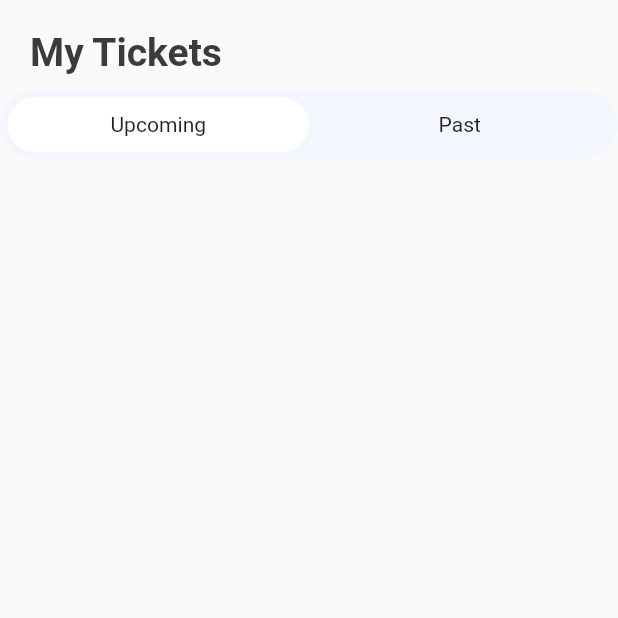
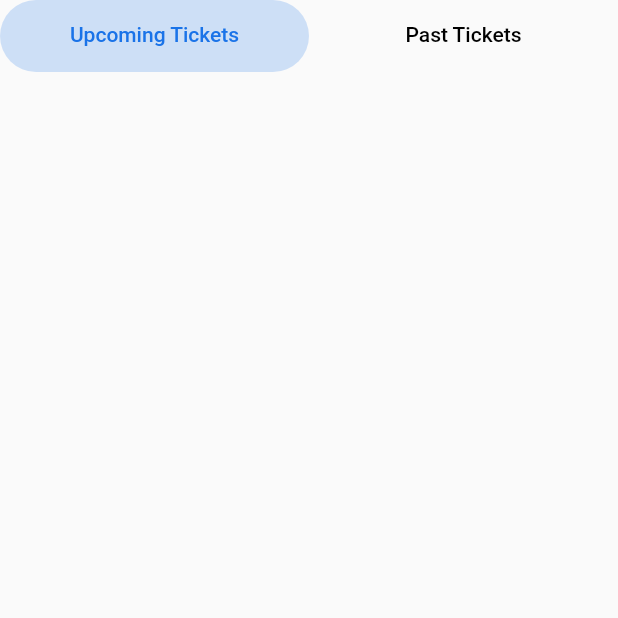
Before and after one commit to dalalalis/ticket_app, a Flutter app: the MyTicketView screen opened directly, on a phone screen of 412 x 824 dp, the top half of it. Run offline on Flutter 3.47's test engine with Material 2 defaults, Android fonts, the phone set to English and light mode, and no system bars; our stand-ins replace buttons_tabbar, dio, fluentui_icons, go_router, image_picker, jwt_decoder and 2 more; accounts and stored records are empty; network calls fail.

Commit message:
added tabs to myticket_screen

```diff
--- a/lib/screens/myticket_screen.dart
+++ b/lib/screens/myticket_screen.dart
@@ -1,51 +1,52 @@
+import 'package:buttons_tabbar/buttons_tabbar.dart';
 import 'package:flutter/material.dart';
 import 'package:flutter/src/widgets/container.dart';
-import 'package:flutter/src/widgets/framework.dart';
 
 import '../utils/app_styling.dart';
 
-class MyTicketView extends StatelessWidget {
+class MyTicketView extends StatefulWidget {
   const MyTicketView({super.key});
+
+  @override
+  State<MyTicketView> createState() => _MyTicketViewState();
+}
+
+class _MyTicketViewState extends State<MyTicketView>
+    with TickerProviderStateMixin {
+  late TabController _tabController;
+  final _selectedColor = const Color(0xff1a73e8);
+  final _unselectedColor = const Color(0xff5f6368);
+
+  final _iconTabs = [
+    // stopped here
+    Tab(text: ("Upcoming Tickets")),
+    Tab(text: ("Past Tickets")),
+  ];
+
+  @override
+  void initState() {
+    _tabController = TabController(length: 2, vsync: this);
+    super.initState();
+  }
+
+  @override
+  void dispose() {
+    super.dispose();
+    _tabController.dispose();
+  }
 
   @override
   Widget build(BuildContext context) {
     return Scaffold(
-        body: ListView(children: [
-      Container(
-          padding: EdgeInsets.only(left: 20, right: 20, top: 20),
-          child: Text('My Tickets', style: Styles.headLineStyle)),
-      SizedBox(height: 10),
-      Container(
-        child: FittedBox(
-          child: Container(
-            padding: EdgeInsets.all(5),
-            child: Row(
-              children: [
-                //upcoming tickets
-                Container(
-                    padding: EdgeInsets.all(10),
-                    width: 200,
-                    decoration: BoxDecoration(
-                      borderRadius: BorderRadius.circular(30),
-                      color: Colors.white,
-                    ),
-                    child: Center(child: Text('Upcoming'))),
-                //past tickets
-                Container(
-                    padding: EdgeInsets.all(10),
-                    width: 200,
-                    decoration: BoxDecoration(
-                      borderRadius:
-                          BorderRadius.horizontal(right: Radius.circular(30)),
-                      color: Colors.transparent,
-                    ),
-                    child: Center(child: Text('Past')))
-              ],
-            ),
-            decoration: BoxDecoration(
-                borderRadius: BorderRadius.circular(30),
-                color: Color(0xFFF4F6FD)),
-          ),
+        body: ListView(shrinkWrap: true, children: [
+      TabBar(
+        controller: _tabController,
+        tabs: _iconTabs,
+        unselectedLabelColor: Colors.black,
+        labelColor: _selectedColor,
+        indicator: BoxDecoration(
+          borderRadius: BorderRadius.circular(80.0),
+          color: _selectedColor.withOpacity(0.2),
         ),
       ),
     ]));
--- a/pubspec.yaml
+++ b/pubspec.yaml
@@ -47,6 +47,8 @@ dependencies:
   sqflite: ^2.2.2
   badges: ^2.0.3
   slide_countdown: ^0.3.4
+  buttons_tabbar: ^1.3.6
+
 dev_dependencies:
   flutter_test:
     sdk: flutter
```
Also changed, not shown: pubspec.lock.
